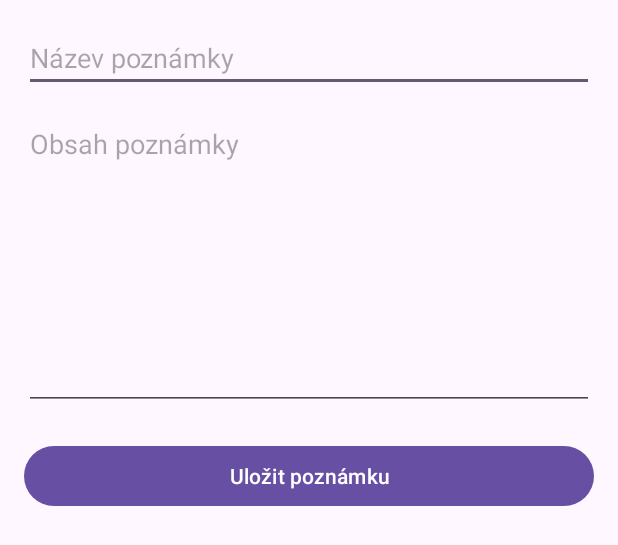
After one commit to Agyuzz/github-jh-pma-2026, an Android app: the layout activity_add_note.xml on its own in the app's theme, with its tools: preview values and no code run, on a phone screen of 412 x 824 dp. The commit adds this screen. Shown: the top 545 px of the screen. Run offline under Robolectric (Android 15) with nearby library versions, the phone set to English and light mode, and no system bars.

Commit message:
vytvoření layoutu a logiky aplikace

```diff
--- a/NoteHub/app/src/main/AndroidManifest.xml
+++ b/NoteHub/app/src/main/AndroidManifest.xml
@@ -21,6 +21,10 @@
                 <category android:name="android.intent.category.LAUNCHER" />
             </intent-filter>
         </activity>
+        <activity
+            android:name=".AddNoteActivity"
+            android:exported="false"
+            android:windowSoftInputMode="adjustResize" />
     </application>
 
 </manifest>
--- a/NoteHub/app/src/main/java/com/example/notehub/MainActivity.kt
+++ b/NoteHub/app/src/main/java/com/example/notehub/MainActivity.kt
@@ -1,5 +1,6 @@
 package com.example.notehub
 
+import android.content.Intent
 import android.os.Bundle
 import androidx.activity.enableEdgeToEdge
 import androidx.appcompat.app.AppCompatActivity
@@ -28,5 +29,10 @@ class MainActivity : AppCompatActivity() {
             v.setPadding(systemBars.left, systemBars.top, systemBars.right, systemBars.bottom)
             insets
         }
+        // Po kliknutí na FAB otevře AddNoteActivity
+        binding.fabAddNote.setOnClickListener {
+            val intent = Intent(this, AddNoteActivity::class.java)
+            startActivity(intent)
+        }
     }
 }
--- /dev/null
+++ b/NoteHub/app/src/main/res/layout/activity_add_note.xml
@@ -0,0 +1,41 @@
+<?xml version="1.0" encoding="utf-8"?>
+<ScrollView xmlns:android="http://schemas.android.com/apk/res/android"
+    xmlns:app="http://schemas.android.com/apk/res-auto"
+    xmlns:tools="http://schemas.android.com/tools"
+    android:layout_width="match_parent"
+    android:layout_height="match_parent"
+    android:padding="16dp"
+    tools:context=".AddNoteActivity">
+
+    <LinearLayout
+        android:layout_width="match_parent"
+        android:layout_height="wrap_content"
+        android:orientation="vertical">
+
+        <!-- Název poznámky -->
+        <EditText
+            android:id="@+id/editTextTitle"
+            android:layout_width="match_parent"
+            android:layout_height="wrap_content"
+            android:hint="Název poznámky"
+            android:inputType="textCapSentences"
+            android:layout_marginBottom="12dp" />
+
+        <!-- Obsah poznámky -->
+        <EditText
+            android:id="@+id/editTextContent"
+            android:layout_width="match_parent"
+            android:layout_height="200dp"
+            android:gravity="top"
+            android:hint="Obsah poznámky"
+            android:inputType="textMultiLine"
+            android:layout_marginBottom="20dp" />
+
+        <!-- Tlačítko pro uložení -->
+        <Button
+            android:id="@+id/btnSaveNote"
+            android:layout_width="match_parent"
+            android:layout_height="wrap_content"
+            android:text="Uložit poznámku" />
+    </LinearLayout>
+</ScrollView>
```
Also changed, not shown: NoteHub/app/src/main/java/com/example/notehub/AddNoteActivity.kt (added, +52 -0 lines), NoteHub/app/src/main/res/drawable/baseline_add_24.xml (added, +20 -0 lines), NoteHub/app/src/main/res/layout/activity_main.xml (+32 -4 lines).
